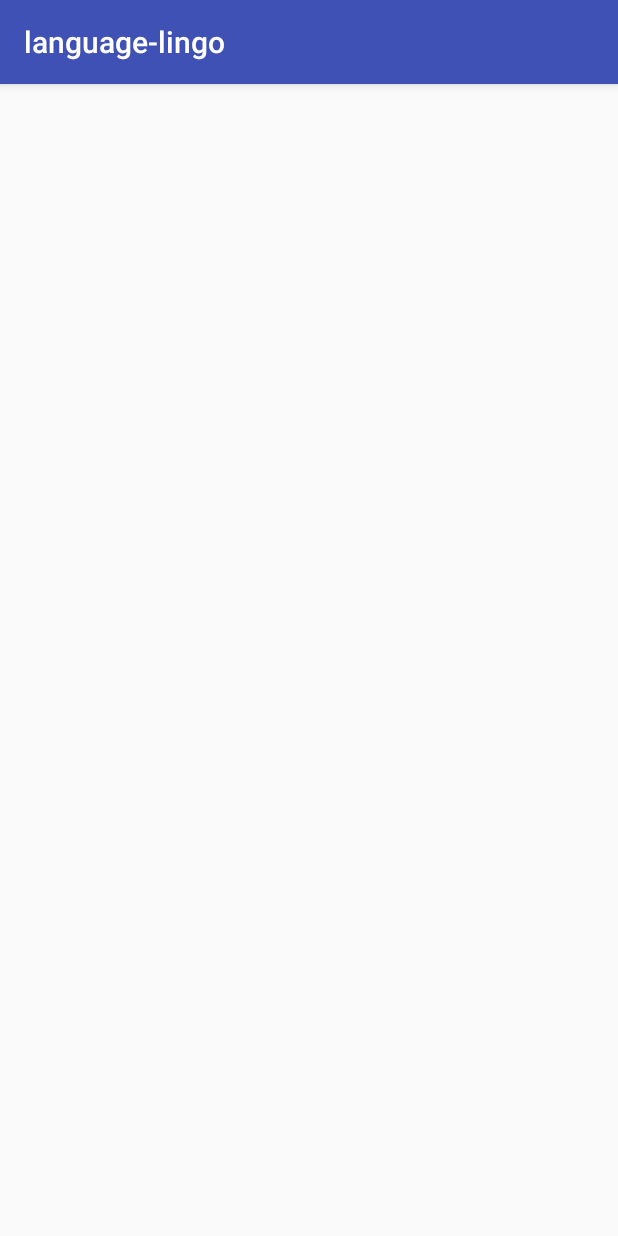
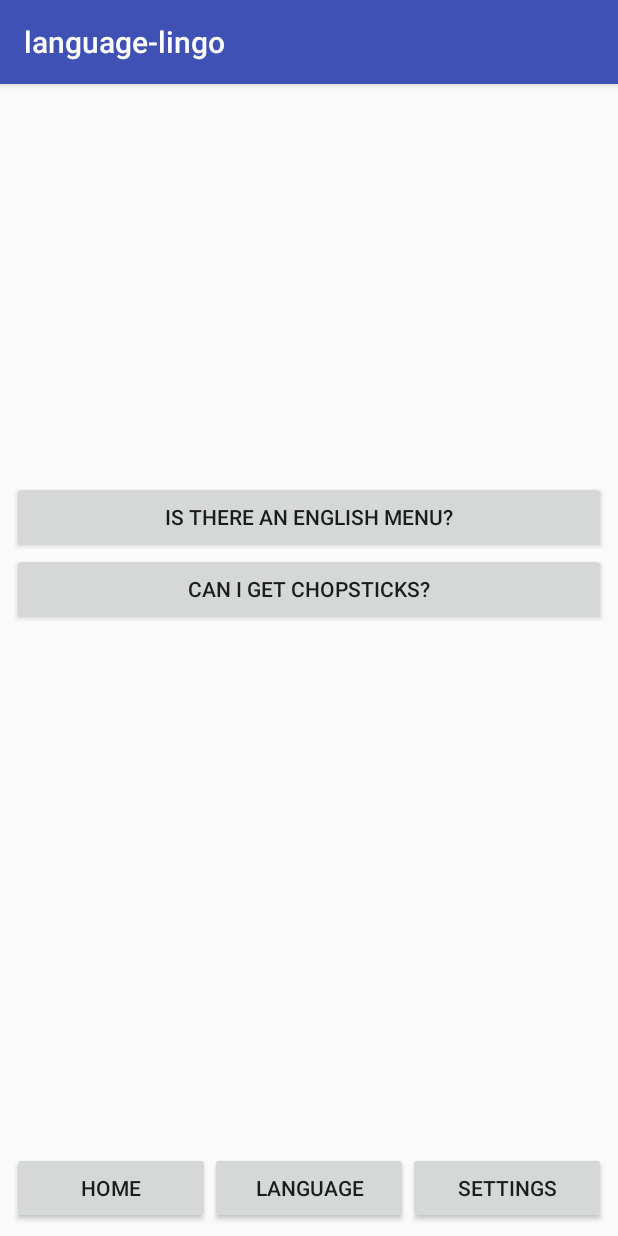
Before and after one commit to DanChunn/language-lingo, an Android app: the screen it shows after launch (PhrasesActivity), after a tap on "FOOD", on a phone screen of 412 x 824 dp. Run offline under Robolectric (Android 15) with nearby library versions, the phone set to English and light mode, and no system bars.

Commit message:
added category button functionality to show phrases

```diff
--- a/app/build.gradle
+++ b/app/build.gradle
@@ -26,5 +26,7 @@ dependencies {
     })
     compile 'com.android.support:appcompat-v7:25.2.0'
     compile 'com.android.support.constraint:constraint-layout:1.0.2'
+    compile 'com.android.support:support-v4:25.2.0'
+    compile 'com.android.support:recyclerview-v7:25.2.0'
     testCompile 'junit:junit:4.12'
 }
--- /dev/null
+++ b/app/src/main/java/com/danchunn/language_lingo/Blackboard.java
@@ -0,0 +1,48 @@
+package com.danchunn.language_lingo;
+
+//used to hold data
+
+import java.util.ArrayList;
+import java.util.HashMap;
+
+
+//Singleton to hold data
+public class Blackboard {
+
+    private static final HashMap<String, LanguagePack> languagePackMap = new HashMap<>();
+    private static final Blackboard blackboard = new Blackboard();
+
+    private static LanguagePack currentLanguagePack;
+
+    public static Blackboard getInstance() {
+        return blackboard;
+    }
+
+    public LanguagePack getLanguagePack(String language){
+        if(languagePackMap.containsKey(language)){
+            return languagePackMap.get(language);
+        }
+        return null;
+    }
+
+    public void addLanguagePack(LanguagePack languagePack){
+        languagePackMap.put(languagePack.getLanguage(), languagePack);
+    }
+
+    public void setCurrentLanguagePack(LanguagePack languagePack){
+        currentLanguagePack = languagePack;
+    }
+
+    //add exceptions
+    public void setCurrentLanguagePack(String language){
+        if(languagePackMap.containsKey(language)) {
+            currentLanguagePack = languagePackMap.get(language);
+        }
+    }
+
+    public LanguagePack getCurrentLanguagePack(){
+        return currentLanguagePack;
+    }
+
+
+}
--- a/app/src/main/java/com/danchunn/language_lingo/CategoriesActivity.java
+++ b/app/src/main/java/com/danchunn/language_lingo/CategoriesActivity.java
@@ -1,32 +1,21 @@
 package com.danchunn.language_lingo;
 
+import android.app.FragmentTransaction;
 import android.content.Intent;
 import android.support.v7.app.AppCompatActivity;
 import android.os.Bundle;
-import android.util.Log;
 import android.view.View;
 import android.view.View.OnClickListener;
 import android.widget.Button;
-import android.widget.EditText;
 import android.widget.LinearLayout;
 import android.widget.Toast;
 
 import org.json.JSONArray;
-import org.json.JSONException;
 import org.json.JSONObject;
 
 import java.io.IOException;
 import java.io.InputStream;
 import java.util.ArrayList;
-import java.util.HashMap;
-import java.util.Iterator;
-
-import static android.R.attr.button;
-import static android.R.attr.category;
-import static android.R.attr.key;
-import static android.R.attr.tag;
-import static android.R.id.message;
-import static android.provider.AlarmClock.EXTRA_MESSAGE;
 
 public class CategoriesActivity extends AppCompatActivity {
 
@@ -41,10 +30,12 @@ public class CategoriesActivity extends AppCompatActivity {
     @Override
     protected void onCreate(Bundle savedInstanceState) {
         super.onCreate(savedInstanceState);
-        setContentView(R.layout.activity_main);
+        setContentView(R.layout.activity_categories);
         LanguagePack languagePack = readJson();
         buttons = new Button[languagePack.numberOfCategories()];
         languagePack.print();
+        Blackboard.getInstance().addLanguagePack(languagePack);
+        Blackboard.getInstance().setCurrentLanguagePack(languagePack.getLanguage());
 
         //fill categories
         linear = (LinearLayout) findViewById(R.id.categories);
@@ -57,21 +48,15 @@ public class CategoriesActivity extends AppCompatActivity {
             Button button = createButton(categories.get(i).getCategoryName(), i);
             button.setOnClickListener(categoryButtonClicked);
             buttons[i] = button;
-
             linear.addView(button);
         }
     }
-/*
-    public void sendMessage(View view) {
-        Intent intent = new Intent(this, PhrasesActivity.class);
-        EditText editText = (EditText) findViewById(R.id.editText);
-        String message = editText.getText().toString();
-        intent.putExtra(EXTRA_MESSAGE, message);
-        startActivity(intent);
-    }*/
 
 
 
+    //consider using fragments?
+    //activities - want to be slim as possible, fragments should do work
+    //more reading here: https://stackoverflow.com/questions/9343241/passing-data-between-a-fragment-and-its-container-activity
     OnClickListener categoryButtonClicked = new OnClickListener() {
         @Override
         public void onClick(View view){
--- a/app/src/main/java/com/danchunn/language_lingo/Category.java
+++ b/app/src/main/java/com/danchunn/language_lingo/Category.java
@@ -22,6 +22,11 @@ public class Category {
         return category;
     }
 
+    public ArrayList<Phrase> getPhrases(){
+        return phrases;
+    }
+
+
     public void print(){
         Log.d("CATGRY", "  category: " +  category);
         for(int i = 0; i < phrases.size(); i++){
--- a/app/src/main/java/com/danchunn/language_lingo/LanguagePack.java
+++ b/app/src/main/java/com/danchunn/language_lingo/LanguagePack.java
@@ -40,4 +40,8 @@ public class LanguagePack {
     public ArrayList<Category> getCategories(){
         return categories;
     }
+
+    public Category getCategory(int index){
+        return categories.get(index);
+    }
 }
--- a/app/src/main/java/com/danchunn/language_lingo/PhrasesActivity.java
+++ b/app/src/main/java/com/danchunn/language_lingo/PhrasesActivity.java
@@ -1,13 +1,59 @@
 package com.danchunn.language_lingo;
 
+import android.content.Intent;
 import android.support.v7.app.AppCompatActivity;
 import android.os.Bundle;
+import android.util.Log;
+import android.widget.Button;
+import android.view.View;
+import android.view.View.OnClickListener;
+import android.widget.LinearLayout;
 
+import java.util.ArrayList;
+
+import static android.R.attr.category;
+import static android.R.interpolator.linear;
+import static com.danchunn.language_lingo.R.id.categories;
+import static com.danchunn.language_lingo.R.id.phrases;
+
+//TODO: class is very similar to CategoriesActivity, could do some redesign and refactoring
 public class PhrasesActivity extends AppCompatActivity {
 
+    private LanguagePack languagePackObj;
+    private int categoryIndex;
+    Button[] buttons;
+    LinearLayout linear;
     @Override
     protected void onCreate(Bundle savedInstanceState) {
         super.onCreate(savedInstanceState);
         setContentView(R.layout.activity_phrases);
+        Intent intent = getIntent();
+        String intentMessage = intent.getStringExtra(CategoriesActivity.EXTRA_MESSAGE);
+        int categoryIndex = Integer.parseInt(intentMessage);
+        languagePackObj = Blackboard.getInstance().getCurrentLanguagePack();
+        Log.d("PHRACT", "CategoryID : " +  categoryIndex + " of " + languagePackObj.getLanguage());
+        linear = (LinearLayout) findViewById(R.id.phrases);
+        fillList();
+    }
+
+    protected void fillList(){
+
+        Category category = languagePackObj.getCategory(categoryIndex);
+        ArrayList<Phrase> phrases = category.getPhrases();
+        buttons = new Button[phrases.size()];
+        for(int i = 0; i < phrases.size(); i++){
+            Button button = createButton(phrases.get(i).getPhrase(), i);
+            //button.setOnClickListener(categoryButtonClicked);
+            buttons[i] = button;
+
+            linear.addView(button);
+        }
+    }
+
+    protected Button createButton(String text, int tag){
+        Button button = new Button(this);
+        button.setText(text);
+        button.setTag(tag);
+        return button;
     }
 }
--- a/app/src/main/res/layout/activity_phrases.xml
+++ b/app/src/main/res/layout/activity_phrases.xml
@@ -6,5 +6,54 @@
     android:layout_width="match_parent"
     android:layout_height="match_parent"
     tools:context="com.danchunn.language_lingo.PhrasesActivity">
+    <LinearLayout
+        android:layout_width="0dp"
+        android:layout_height="wrap_content"
+        android:layout_marginBottom="8dp"
+        android:layout_marginLeft="8dp"
+        android:layout_marginRight="8dp"
+        android:orientation="horizontal"
+        app:layout_constraintBottom_toBottomOf="parent"
+        app:layout_constraintHorizontal_bias="1.0"
+        app:layout_constraintLeft_toLeftOf="parent"
+        app:layout_constraintRight_toRightOf="parent"
+        android:layout_marginStart="8dp"
+        android:layout_marginEnd="8dp"
+        android:id="@+id/linearLayout">
 
+        <Button
+            android:id="@+id/button6"
+            android:layout_width="0dp"
+            android:layout_height="wrap_content"
+            android:layout_weight="1"
+            android:text="Home" />
+
+        <Button
+            android:id="@+id/button7"
+            android:layout_width="0dp"
+            android:layout_height="wrap_content"
+            android:layout_weight="1"
+            android:text="Language" />
+
+        <Button
+            android:id="@+id/button5"
+            android:layout_width="0dp"
+            android:layout_height="wrap_content"
+            android:layout_weight="1"
+            android:text="Settings" />
+    </LinearLayout>
+
+    <LinearLayout
+        android:id="@+id/phrases"
+        android:layout_width="0dp"
+        android:layout_height="439dp"
+        android:layout_marginBottom="8dp"
+        android:layout_marginLeft="8dp"
+        android:layout_marginRight="8dp"
+        android:orientation="vertical"
+        app:layout_constraintBottom_toTopOf="@+id/linearLayout"
+        app:layout_constraintLeft_toLeftOf="parent"
+        app:layout_constraintRight_toRightOf="parent">
+
+    </LinearLayout>
 </android.support.constraint.ConstraintLayout>
--- /dev/null
+++ b/app/src/main/res/values/dimens.xml
@@ -0,0 +1,4 @@
+<?xml version="1.0" encoding="utf-8"?>
+<resources>
+    <dimen name="text_margin">16dp</dimen>
+</resources>
--- a/app/src/main/res/values/strings.xml
+++ b/app/src/main/res/values/strings.xml
@@ -1,3 +1,6 @@
 <resources>
     <string name="app_name">language-lingo</string>
+
+    <!-- TODO: Remove or change this placeholder text -->
+    <string name="hello_blank_fragment">Hello blank fragment</string>
 </resources>
```
Also changed, not shown: app/src/main/res/layout/activity_categories.xml (renamed from app/src/main/res/layout/activity_main.xml).
